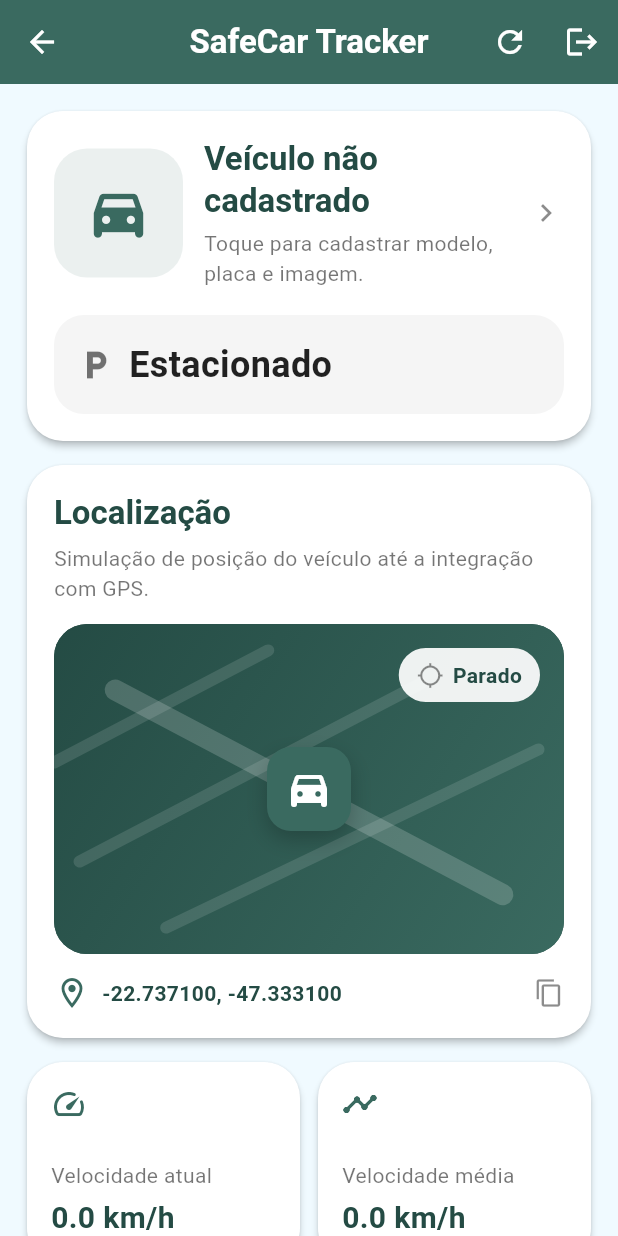
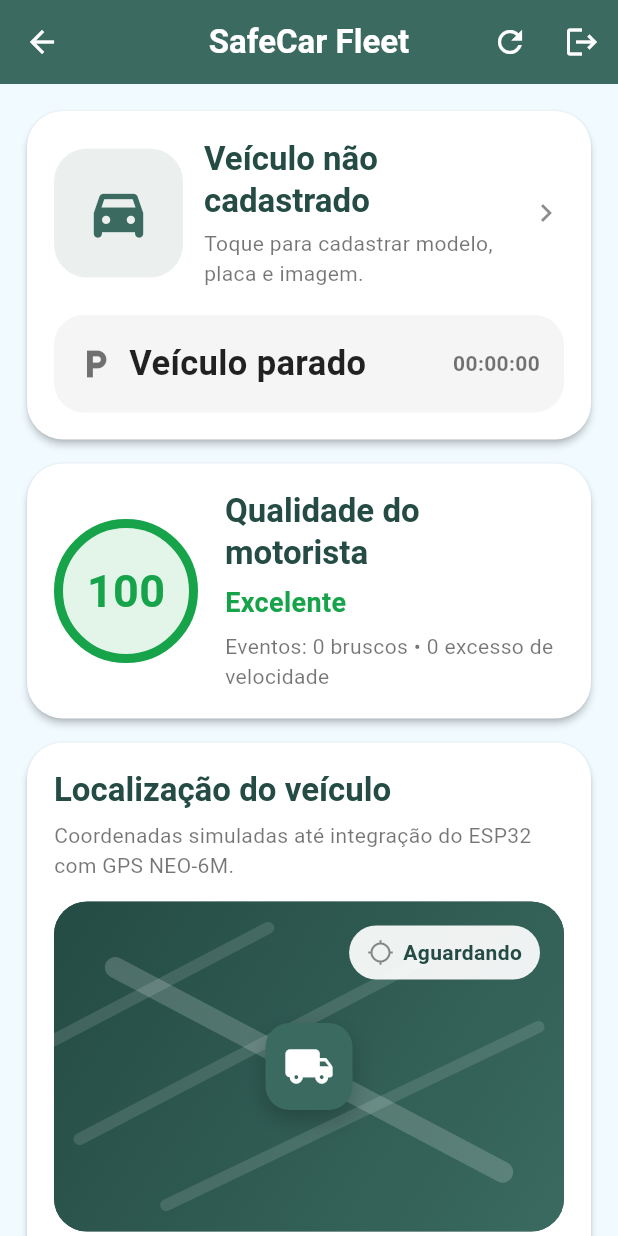
Before and after one commit to CauaCarvalhoo/safecar-app, a Flutter app: the HomePage screen opened by its route, on a phone screen of 412 x 824 dp. Run offline on Flutter 3.47's test engine with Material 3 defaults, Android fonts, the phone set to English and light mode, and no system bars; our stand-ins replace cloud_firestore, firebase_auth, firebase_core, fl_chart, image_picker; accounts and stored records are empty.

Commit message:
Criando dashboard SafeCar Fleet com telemetria simulada

```diff
--- a/lib/screens/home_page.dart
+++ b/lib/screens/home_page.dart
@@ -17,13 +17,15 @@
   State<HomePage> createState() => _HomePageState();
 }
 
-class _TrackingPoint {
+class _TelemetryPoint {
   final DateTime time;
   final double speedKmh;
+  final int rpm;
 
-  const _TrackingPoint({
+  const _TelemetryPoint({
     required this.time,
     required this.speedKmh,
+    required this.rpm,
   });
 }
 
@@ -32,21 +34,31 @@
 
   Map<String, dynamic>? _vehicleData;
 
-  Timer? _trackingTimer;
+  Timer? _tripTimer;
 
   bool _loadingVehicle = false;
-  bool _trackingActive = false;
+  bool _tripActive = false;
+
+  DateTime? _tripStartedAt;
 
   double _latitude = -22.7371;
   double _longitude = -47.3331;
+
   double _currentSpeedKmh = 0;
   double _averageSpeedKmh = 0;
+  double _maxSpeedKmh = 0;
   double _distanceKm = 0;
 
-  final List<_TrackingPoint> _speedHistory = [];
+  int _rpm = 0;
+  int _engineTemp = 82;
+  int _fuelPercent = 61;
+  int _driverScore = 100;
+  int _harshEvents = 0;
+  int _overspeedEvents = 0;
+
+  final List<_TelemetryPoint> _telemetryHistory = [];
 
   User? get _currentUser => FirebaseAuth.instance.currentUser;
-
 
   String get _vehicleNickname {
     return _vehicleData?['nickname']?.toString() ?? 'Veículo não cadastrado';
@@ -72,19 +84,29 @@
   }
 
   String get _statusText {
-    return _trackingActive ? 'Em movimento' : 'Estacionado';
+    return _tripActive ? 'Viagem em andamento' : 'Veículo parado';
+  }
+
+  Duration get _tripDuration {
+    final startedAt = _tripStartedAt;
+
+    if (startedAt == null) {
+      return Duration.zero;
+    }
+
+    return DateTime.now().difference(startedAt);
   }
 
   @override
   void initState() {
     super.initState();
     _loadVehicleDataFromFirestore();
-    _addSpeedPoint(0);
+    _addTelemetryPoint(speed: 0, rpm: 0);
   }
 
   @override
   void dispose() {
-    _trackingTimer?.cancel();
+    _tripTimer?.cancel();
     super.dispose();
   }
 
@@ -136,50 +158,69 @@
     await _loadVehicleDataFromFirestore();
   }
 
-  void _startTrackingSimulation() {
-    _trackingTimer?.cancel();
+  void _startTripSimulation() {
+    _tripTimer?.cancel();
 
     setState(() {
-      _trackingActive = true;
+      _tripActive = true;
+      _tripStartedAt ??= DateTime.now();
     });
 
-    _simulateTrackingTick();
+    _simulateObdTick();
 
-    _trackingTimer = Timer.periodic(
+    _tripTimer = Timer.periodic(
       const Duration(seconds: 2),
-      (_) => _simulateTrackingTick(),
+      (_) => _simulateObdTick(),
     );
   }
 
-  void _stopTrackingSimulation() {
-    _trackingTimer?.cancel();
+  void _pauseTripSimulation() {
+    _tripTimer?.cancel();
 
     setState(() {
-      _trackingActive = false;
+      _tripActive = false;
       _currentSpeedKmh = 0;
-      _addSpeedPoint(0);
-      _calculateAverageSpeed();
+      _rpm = 0;
+      _addTelemetryPoint(speed: 0, rpm: 0);
+      _calculateTripStats();
     });
   }
 
-  void _resetTrackingSimulation() {
-    _trackingTimer?.cancel();
+  void _resetTripSimulation() {
+    _tripTimer?.cancel();
 
     setState(() {
-      _trackingActive = false;
+      _tripActive = false;
+      _tripStartedAt = null;
+
       _latitude = -22.7371;
       _longitude = -47.3331;
+
       _currentSpeedKmh = 0;
       _averageSpeedKmh = 0;
+      _maxSpeedKmh = 0;
       _distanceKm = 0;
-      _speedHistory.clear();
-      _addSpeedPoint(0);
+
+      _rpm = 0;
+      _engineTemp = 82;
+      _fuelPercent = 61;
+      _driverScore = 100;
+      _harshEvents = 0;
+      _overspeedEvents = 0;
+
+      _telemetryHistory.clear();
+      _addTelemetryPoint(speed: 0, rpm: 0);
     });
   }
 
-  void _simulateTrackingTick() {
-    final variation = _random.nextDouble() * 16 - 8;
-    final nextSpeed = (38 + variation + _random.nextInt(34)).clamp(8.0, 92.0);
+  void _simulateObdTick() {
+    final previousSpeed = _currentSpeedKmh;
+
+    final baseSpeed = 42 + _random.nextInt(36);
+    final variation = _random.nextDouble() * 18 - 9;
+    final nextSpeed = (baseSpeed + variation).clamp(8.0, 105.0);
+
+    final speedDifference = (nextSpeed - previousSpeed).abs();
 
     const intervalSeconds = 2;
     final distanceIncrement = nextSpeed * intervalSeconds / 3600;
@@ -187,31 +228,57 @@
     final latitudeIncrement = (_random.nextDouble() - 0.5) * 0.00018;
     final longitudeIncrement = distanceIncrement * 0.010;
 
+    final simulatedRpm = (850 + nextSpeed * 32 + _random.nextInt(420)).round();
+    final nextEngineTemp = (82 + _random.nextInt(13)).clamp(82, 98);
+    final fuelLoss = _distanceKm > 0 && _distanceKm % 2 < 0.02 ? 1 : 0;
+
     setState(() {
       _currentSpeedKmh = nextSpeed;
+      _rpm = simulatedRpm;
+      _engineTemp = nextEngineTemp;
+      _fuelPercent = max(0, _fuelPercent - fuelLoss);
+
       _distanceKm += distanceIncrement;
       _latitude += latitudeIncrement;
       _longitude += longitudeIncrement;
-      _addSpeedPoint(nextSpeed);
-      _calculateAverageSpeed();
+
+      if (nextSpeed > _maxSpeedKmh) {
+        _maxSpeedKmh = nextSpeed;
+      }
+
+      if (nextSpeed > 80) {
+        _overspeedEvents++;
+      }
+
+      if (speedDifference > 28) {
+        _harshEvents++;
+      }
+
+      _addTelemetryPoint(speed: nextSpeed, rpm: simulatedRpm);
+      _calculateTripStats();
+      _calculateDriverScore();
     });
   }
 
-  void _addSpeedPoint(double speed) {
-    _speedHistory.add(
-      _TrackingPoint(
+  void _addTelemetryPoint({
+    required double speed,
+    required int rpm,
+  }) {
+    _telemetryHistory.add(
+      _TelemetryPoint(
         time: DateTime.now(),
         speedKmh: speed,
+        rpm: rpm,
       ),
     );
 
-    if (_speedHistory.length > 20) {
-      _speedHistory.removeAt(0);
+    if (_telemetryHistory.length > 24) {
+      _telemetryHistory.removeAt(0);
     }
   }
 
-  void _calculateAverageSpeed() {
-    final movingSpeeds = _speedHistory
+  void _calculateTripStats() {
+    final movingSpeeds = _telemetryHistory
         .where((point) => point.speedKmh > 0)
         .map((point) => point.speedKmh)
         .toList();
@@ -223,6 +290,17 @@
 
     final total = movingSpeeds.reduce((a, b) => a + b);
     _averageSpeedKmh = total / movingSpeeds.length;
+  }
+
+  void _calculateDriverScore() {
+    final overspeedPenalty = _overspeedEvents * 3;
+    final harshPenalty = _harshEvents * 6;
+    final maxSpeedPenalty = _maxSpeedKmh > 100 ? 8 : 0;
+    final rpmPenalty = _rpm > 4200 ? 4 : 0;
+
+    final score = 100 - overspeedPenalty - harshPenalty - maxSpeedPenalty - rpmPenalty;
+
+    _driverScore = score.clamp(0, 100);
   }
 
   Future<void> _copyLocation() async {
@@ -254,12 +332,44 @@
     );
   }
 
+  String _formatDuration(Duration duration) {
+    final hours = duration.inHours.toString().padLeft(2, '0');
+    final minutes = duration.inMinutes.remainder(60).toString().padLeft(2, '0');
+    final seconds = duration.inSeconds.remainder(60).toString().padLeft(2, '0');
+
+    return '$hours:$minutes:$seconds';
+  }
+
+  Color _scoreColor() {
+    if (_driverScore >= 85) {
+      return AppTheme.success;
+    }
+
+    if (_driverScore >= 65) {
+      return AppTheme.warning;
+    }
+
+    return AppTheme.danger;
+  }
+
+  String _scoreLabel() {
+    if (_driverScore >= 85) {
+      return 'Excelente';
+    }
+
+    if (_driverScore >= 65) {
+      return 'Atenção';
+    }
+
+    return 'Risco';
+  }
+
   @override
   Widget build(BuildContext context) {
     return Scaffold(
       backgroundColor: AppTheme.background,
       appBar: AppBar(
-        title: const Text('SafeCar Tracker'),
+        title: const Text('SafeCar Fleet'),
         actions: [
           IconButton(
             tooltip: 'Atualizar veículo',
@@ -280,17 +390,17 @@
           children: [
             _buildVehicleHeroCard(),
             const SizedBox(height: 16),
+            _buildDriverScoreCard(),
+            const SizedBox(height: 16),
             _buildMapCard(),
             const SizedBox(height: 16),
             _buildMetricGrid(),
             const SizedBox(height: 16),
-            _buildTrackingControls(),
+            _buildTripControls(),
             const SizedBox(height: 16),
             _buildSpeedChart(),
             const SizedBox(height: 16),
-            _buildTrackerInfoCard(),
-            const SizedBox(height: 16),
-            _buildVehicleSettingsCard(),
+            _buildFleetInfoCard(),
           ],
         ),
       ),
@@ -334,7 +444,7 @@
                 width: double.infinity,
                 padding: const EdgeInsets.all(16),
                 decoration: BoxDecoration(
-                  color: _trackingActive
+                  color: _tripActive
                       ? AppTheme.primary.withValues(alpha: 0.10)
                       : Colors.black.withValues(alpha: 0.04),
                   borderRadius: BorderRadius.circular(20),
@@ -342,16 +452,25 @@
                 child: Row(
                   children: [
                     Icon(
-                      _trackingActive ? Icons.directions_car : Icons.local_parking,
-                      color: _trackingActive ? AppTheme.primary : Colors.black54,
+                      _tripActive ? Icons.directions_car : Icons.local_parking,
+                      color: _tripActive ? AppTheme.primary : Colors.black54,
                     ),
                     const SizedBox(width: 10),
+                    Expanded(
+                      child: Text(
+                        _statusText,
+                        style: TextStyle(
+                          color: _tripActive ? AppTheme.primaryDark : Colors.black87,
+                          fontSize: 23,
+                          fontWeight: FontWeight.bold,
+                        ),
+                      ),
+                    ),
                     Text(
-                      _statusText,
-                      style: TextStyle(
-                        color: _trackingActive ? AppTheme.primaryDark : Colors.black87,
-                        fontSize: 24,
-                        fontWeight: FontWeight.bold,
+                      _formatDuration(_tripDuration),
+                      style: const TextStyle(
+                        color: Colors.black54,
+                        fontWeight: FontWeight.w600,
                       ),
                     ),
                   ],
@@ -409,6 +528,65 @@
     }
   }
 
+  Widget _buildDriverScoreCard() {
+    final scoreColor = _scoreColor();
+
+    return Card(
+      child: Padding(
+        padding: const EdgeInsets.all(18),
+        child: Row(
+          children: [
+            Container(
+              width: 96,
+              height: 96,
+              decoration: BoxDecoration(
+                shape: BoxShape.circle,
+                color: scoreColor.withValues(alpha: 0.12),
+                border: Border.all(
+                  color: scoreColor,
+                  width: 6,
+                ),
+              ),
+              child: Center(
+                child: Text(
+                  '$_driverScore',
+                  style: TextStyle(
+                    color: scoreColor,
+                    fontSize: 30,
+                    fontWeight: FontWeight.bold,
+                  ),
+                ),
+              ),
+            ),
+            const SizedBox(width: 18),
+            Expanded(
+              child: Column(
+                crossAxisAlignment: CrossAxisAlignment.start,
+                children: [
+                  Text('Qualidade do motorista', style: Theme.of(context).textTheme.titleLarge),
+                  const SizedBox(height: 6),
+                  Text(
+                    _scoreLabel(),
+                    style: TextStyle(
+                      color: scoreColor,
+                      fontSize: 18,
+                      fontWeight: FontWeight.bold,
+                    ),
+                  ),
+                  const SizedBox(height: 6),
+                  Text(
+                    'Eventos: $_harshEvents bruscos • $_overspeedEvents excesso de velocidade',
+                    style: const TextStyle(color: Colors.black54),
+                  ),
+                ],
+              ),
+            ),
+          ],
+        ),
+      ),
+    );
+  }
+
   Widget _buildMapCard() {
     return Card(
       child: InkWell(
@@ -419,10 +597,10 @@
           child: Column(
             crossAxisAlignment: CrossAxisAlignment.start,
             children: [
-              Text('Localização', style: Theme.of(context).textTheme.titleLarge),
+              Text('Localização do veículo', style: Theme.of(context).textTheme.titleLarge),
               const SizedBox(height: 6),
               const Text(
-                'Simulação de posição do veículo até a integração com GPS.',
+                'Coordenadas simuladas até integração do ESP32 com GPS NEO-6M.',
                 style: TextStyle(color: Colors.black54),
               ),
               const SizedBox(height: 14),
@@ -438,7 +616,7 @@
                       child: ClipRRect(
                         borderRadius: BorderRadius.circular(22),
                         child: CustomPaint(
-                          painter: _MockMapPainter(),
+                          painter: _FleetMapPainter(),
                         ),
                       ),
                     ),
@@ -457,9 +635,9 @@
                           ],
                         ),
                         child: const Icon(
-                          Icons.directions_car_filled_rounded,
+                          Icons.local_shipping_rounded,
                           color: Colors.white,
-                          size: 32,
+                          size: 34,
                         ),
                       ),
                     ),
@@ -475,13 +653,13 @@
                         child: Row(
                           children: [
                             Icon(
-                              _trackingActive ? Icons.gps_fixed : Icons.gps_not_fixed,
-                              color: _trackingActive ? AppTheme.success : Colors.black45,
+                              _tripActive ? Icons.gps_fixed : Icons.gps_not_fixed,
+                              color: _tripActive ? AppTheme.success : Colors.black45,
                               size: 18,
                             ),
                             const SizedBox(width: 6),
                             Text(
-                              _trackingActive ? 'Rastreando' : 'Parado',
+                              _tripActive ? 'Rastreando' : 'Aguardando',
                               style: const TextStyle(
                                 color: AppTheme.primaryDark,
                                 fontWeight: FontWeight.w600,
@@ -525,27 +703,37 @@
       crossAxisCount: 2,
       crossAxisSpacing: 12,
       mainAxisSpacing: 12,
-      childAspectRatio: 1.35,
+      childAspectRatio: 1.28,
       children: [
         _buildMetricCard(
           icon: Icons.speed_rounded,
-          title: 'Velocidade atual',
+          title: 'Velocidade',
           value: '${_currentSpeedKmh.toStringAsFixed(1)} km/h',
         ),
         _buildMetricCard(
           icon: Icons.timeline_rounded,
-          title: 'Velocidade média',
+          title: 'Média',
           value: '${_averageSpeedKmh.toStringAsFixed(1)} km/h',
         ),
         _buildMetricCard(
+          icon: Icons.trending_up_rounded,
+          title: 'Máxima',
+          value: '${_maxSpeedKmh.toStringAsFixed(1)} km/h',
+        ),
+        _buildMetricCard(
           icon: Icons.route_outlined,
-          title: 'Distância',
+          title: 'KM rodados',
           value: '${_distanceKm.toStringAsFixed(2)} km',
         ),
         _buildMetricCard(
-          icon: Icons.timer_outlined,
-          title: 'Atualização',
-          value: DateTime.now().toString().substring(11, 19),
+          icon: Icons.av_timer_rounded,
+          title: 'RPM',
+          value: _rpm == 0 ? '0 rpm' : '$_rpm rpm',
+        ),
+        _buildMetricCard(
+          icon: Icons.thermostat_rounded,
+          title: 'Motor',
+          value: '$_engineTemp °C',
         ),
       ],
     );
@@ -558,7 +746,7 @@
   }) {
     return Card(
       child: Padding(
-        padding: const EdgeInsets.all(16),
+        padding: const EdgeInsets.all(15),
         child: Column(
           crossAxisAlignment: CrossAxisAlignment.start,
           mainAxisAlignment: MainAxisAlignment.spaceBetween,
@@ -573,7 +761,7 @@
                   value,
                   style: const TextStyle(
                     color: AppTheme.primaryDark,
-                    fontSize: 20,
+                    fontSize: 19,
                     fontWeight: FontWeight.bold,
                   ),
                 ),
@@ -585,30 +773,35 @@
     );
   }
 
-  Widget _buildTrackingControls() {
+  Widget _buildTripControls() {
     return Card(
       child: Padding(
         padding: const EdgeInsets.all(18),
         child: Column(
           crossAxisAlignment: CrossAxisAlignment.start,
           children: [
-            Text('Controle do rastreamento', style: Theme.of(context).textTheme.titleLarge),
-            const SizedBox(height: 12),
+            Text('Controle da viagem', style: Theme.of(context).textTheme.titleLarge),
+            const SizedBox(height: 8),
+            const Text(
+              'Modo simulado até a conexão real com ELM327 e GPS.',
+              style: TextStyle(color: Colors.black54),
+            ),
+            const SizedBox(height: 14),
             SizedBox(
               width: double.infinity,
               child: ElevatedButton.icon(
-                onPressed: _trackingActive ? _stopTrackingSimulation : _startTrackingSimulation,
-                icon: Icon(_trackingActive ? Icons.pause : Icons.play_arrow),
-                label: Text(_trackingActive ? 'Parar simulação' : 'Iniciar simulação'),
+                onPressed: _tripActive ? _pauseTripSimulation : _startTripSimulation,
+                icon: Icon(_tripActive ? Icons.pause : Icons.play_arrow),
+                label: Text(_tripActive ? 'Pausar viagem' : 'Iniciar viagem simulada'),
               ),
             ),
             const SizedBox(height: 10),
             SizedBox(
               width: double.infinity,
               child: OutlinedButton.icon(
-                onPressed: _resetTrackingSimulation,
+                onPressed: _resetTripSimulation,
                 icon: const Icon(Icons.restart_alt),
-                label: const Text('Resetar dados'),
+                label: const Text('Resetar telemetria'),
               ),
             ),
           ],
@@ -618,7 +811,7 @@
   }
 
   Widget _buildSpeedChart() {
-    final spots = _speedHistory.asMap().entries.map((entry) {
+    final spots = _telemetryHistory.asMap().entries.map((entry) {
       return FlSpot(entry.key.toDouble(), entry.value.speedKmh);
     }).toList();
 
@@ -636,7 +829,7 @@
             Text('Gráfico de velocidade', style: Theme.of(context).textTheme.titleLarge),
             const SizedBox(height: 6),
             const Text(
-              'Variação da velocidade durante o rastreamento simulado.',
+              'Variação da velocidade coletada da telemetria OBD-II.',
               style: TextStyle(color: Colors.black54),
             ),
             const SizedBox(height: 20),
@@ -702,24 +895,34 @@
     );
   }
 
-  Widget _buildTrackerInfoCard() {
+  Widget _buildFleetInfoCard() {
     return Card(
       child: Padding(
         padding: const EdgeInsets.all(18),
         child: Column(
           crossAxisAlignment: CrossAxisAlignment.start,
           children: [
-            Text('Rastreador', style: Theme.of(context).textTheme.titleLarge),
+            Text('Integrações da frota', style: Theme.of(context).textTheme.titleLarge),
             const SizedBox(height: 12),
             _buildInfoLine(
+              icon: Icons.bluetooth,
+              label: 'OBD-II',
+              value: 'ELM327 simulado',
+            ),
+            _buildInfoLine(
               icon: Icons.memory,
-              label: 'Dispositivo',
-              value: 'ESP32 preparado',
+              label: 'ESP32',
+              value: 'Gateway GPS',
             ),
             _buildInfoLine(
               icon: Icons.gps_fixed,
               label: 'GPS',
-              value: 'Simulado até módulo físico',
+              value: 'NEO-6M planejado',
+            ),
+            _buildInfoLine(
+              icon: Icons.local_gas_station,
+              label: 'Combustível',
+              value: '$_fuelPercent%',
             ),
             _buildInfoLine(
               icon: Icons.storage_outlined,
@@ -757,48 +960,9 @@
       ),
     );
   }
-
-  Widget _buildVehicleSettingsCard() {
-    return Card(
-      child: InkWell(
-        borderRadius: BorderRadius.circular(24),
-        onTap: _openVehicleProfile,
-        child: const Padding(
-          padding: EdgeInsets.all(18),
-          child: Row(
-            children: [
-              Icon(Icons.directions_car_filled_rounded, color: AppTheme.primary),
-              SizedBox(width: 14),
-              Expanded(
-                child: Column(
-                  crossAxisAlignment: CrossAxisAlignment.start,
-                  children: [
-                    Text(
-                      'Detalhes do veículo',
-                      style: TextStyle(
-                        color: AppTheme.primaryDark,
-                        fontSize: 18,
-                        fontWeight: FontWeight.w600,
-                      ),
-                    ),
-                    SizedBox(height: 4),
-                    Text(
-                      'Apelido, placa, modelo e imagem',
-                      style: TextStyle(color: Colors.black54),
-                    ),
-                  ],
-                ),
-              ),
-              Icon(Icons.chevron_right, color: Colors.black45),
-            ],
-          ),
-        ),
-      ),
-    );
-  }
 }
 
-class _MockMapPainter extends CustomPainter {
+class _FleetMapPainter extends CustomPainter {
   @override
   void paint(Canvas canvas, Size size) {
     final backgroundPaint = Paint()
```
